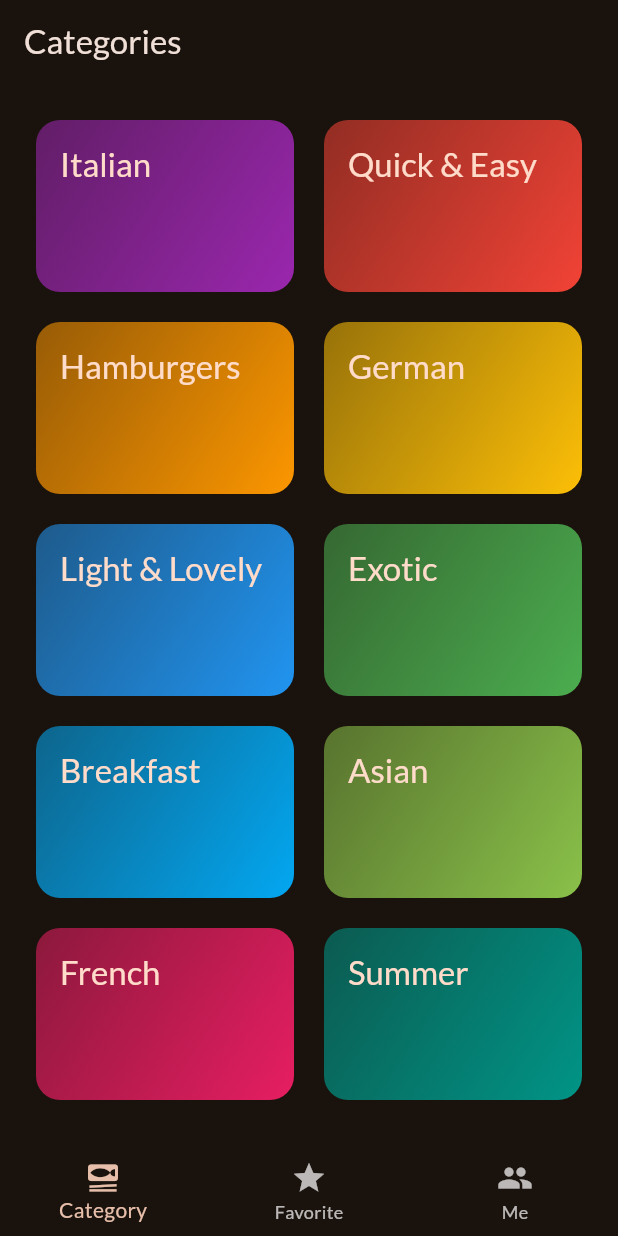
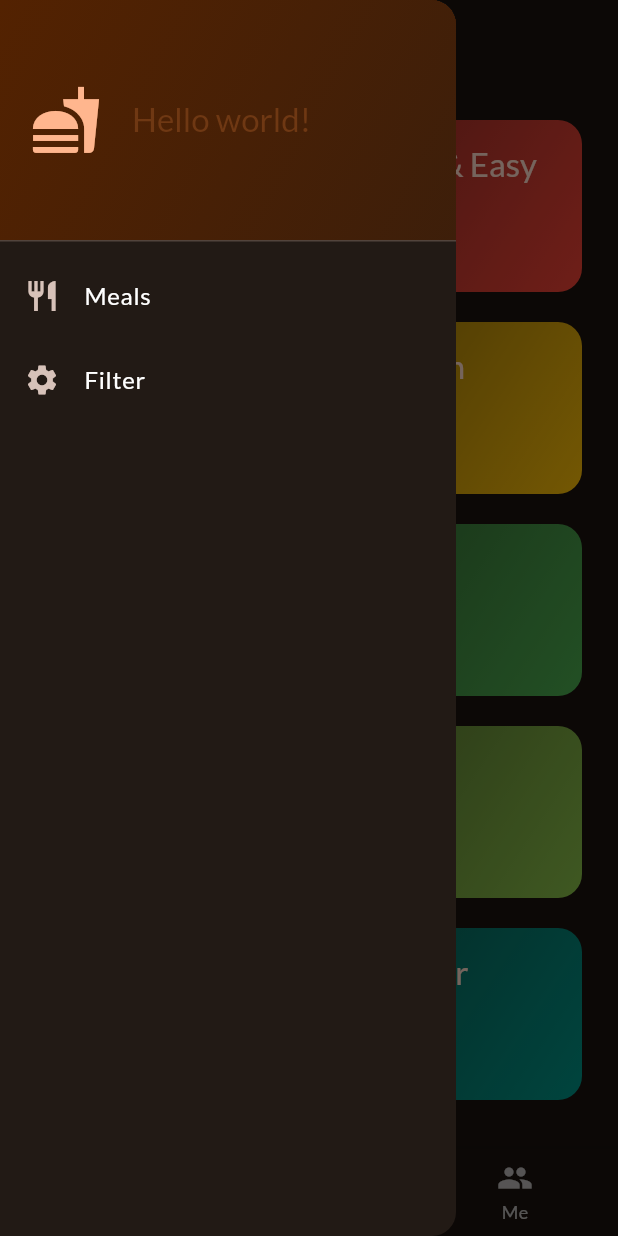
Before and after one commit to leangsengLy/Flutter_Project, a Flutter app: the screen it shows after launch, with the side drawer open (before the commit the screen has no drawer), on a phone screen of 412 x 824 dp. Run offline on Flutter 3.47's test engine with Material 3 defaults, Android fonts, the phone set to English and light mode, and no system bars; our stand-ins replace google_fonts, transparent_image.

Commit message:
update new

```diff
--- a/meals/lib/screen/tabscreen.dart
+++ b/meals/lib/screen/tabscreen.dart
@@ -1,6 +1,7 @@
 import 'package:flutter/material.dart';
 import 'package:meals/categories.dart';
 import 'package:meals/models/meal.dart';
+import 'package:meals/widgets/main_drawer.dart';
 import 'package:meals/widgets/meals.dart';
 
 class TabsScreen extends StatefulWidget {
@@ -44,6 +45,13 @@ class _TabsScreenState extends State<TabsScreen> {
     }
   }
 
+  void onSelectFilter(String type) {
+    if (type == 'filter') {
+    } else {
+      Navigator.of(context).pop();
+    }
+  }
+
   @override
   Widget build(BuildContext context) {
     Widget activePage =
@@ -61,6 +69,7 @@ class _TabsScreenState extends State<TabsScreen> {
       appBar: AppBar(
         title: Text(activePageTitle),
       ),
+      drawer: MainDrawer(onSelectFilter: onSelectFilter),
       body: activePage,
       bottomNavigationBar: BottomNavigationBar(
         currentIndex: _selectedPageIndex,
--- /dev/null
+++ b/meals/lib/widgets/main_drawer.dart
@@ -0,0 +1,60 @@
+import 'package:flutter/material.dart';
+
+class MainDrawer extends StatelessWidget {
+  const MainDrawer({super.key, required this.onSelectFilter});
+  final void Function(String selectType) onSelectFilter;
+  @override
+  Widget build(BuildContext context) {
+    return Drawer(
+      child: Column(
+        children: [
+          DrawerHeader(
+            padding: const EdgeInsets.all(20),
+            decoration: BoxDecoration(
+              gradient: LinearGradient(colors: [
+                Theme.of(context).colorScheme.onPrimary,
+                Theme.of(context).colorScheme.onPrimary.withOpacity(0.55)
+              ], begin: Alignment.topLeft, end: Alignment.bottomRight),
+            ),
+            child: Row(
+              children: [
+                Icon(
+                  Icons.fastfood,
+                  size: 48,
+                  color: Theme.of(context).colorScheme.primary,
+                ),
+                const SizedBox(width: 20),
+                Text(
+                  'Hello world!',
+                  style: Theme.of(context).textTheme.titleLarge!.copyWith(
+                        color: Theme.of(context).colorScheme.primaryContainer,
+                      ),
+                )
+              ],
+            ),
+          ),
+          ListTile(
+            leading: const Icon(Icons.restaurant),
+            title: const Text(
+              'Meals',
+              style: TextStyle(color: Colors.white),
+            ),
+            onTap: () {
+              onSelectFilter('meals');
+            },
+          ),
+          ListTile(
+            leading: const Icon(Icons.settings),
+            title: const Text(
+              'Filter',
+              style: TextStyle(color: Colors.white),
+            ),
+            onTap: () {
+              onSelectFilter('filter');
+            },
+          ),
+        ],
+      ),
+    );
+  }
+}
```
